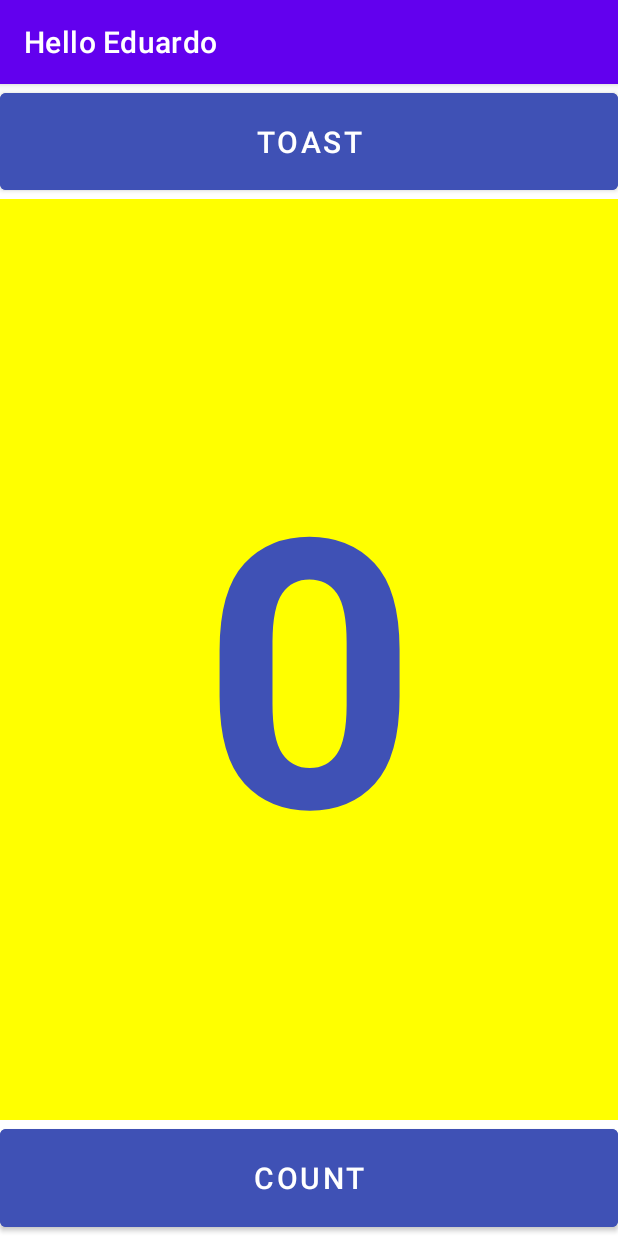
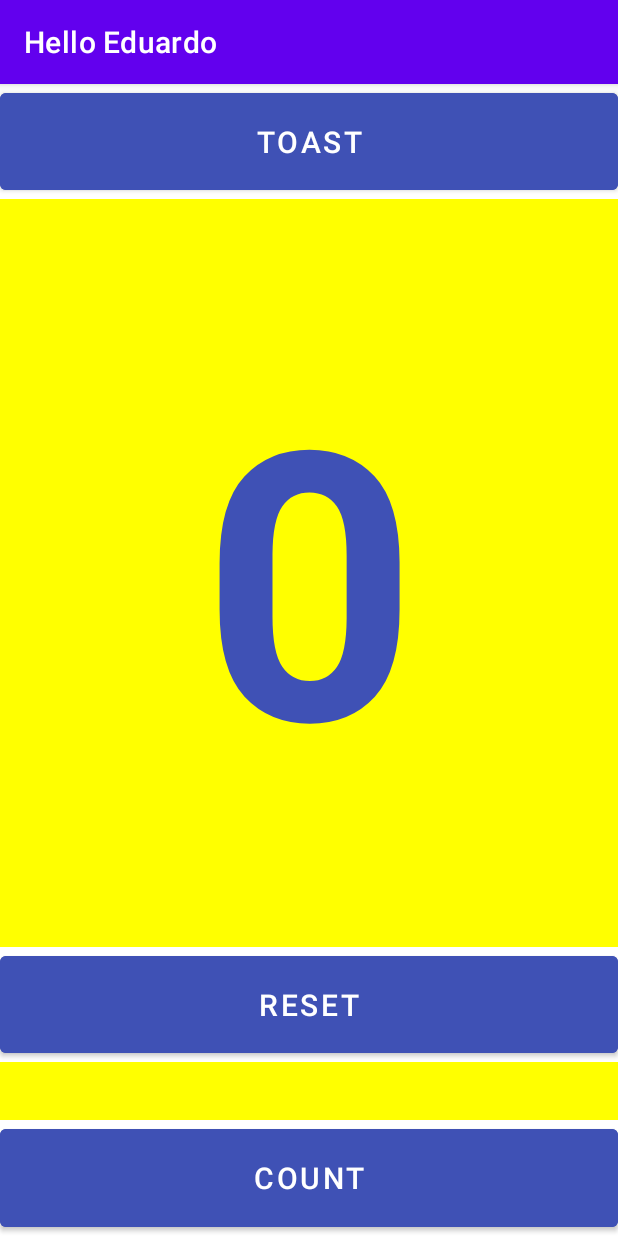
Before and after one commit to eduardado-android-projects/dam-entregas, an Android app: the screen it shows after launch (MainActivity), on a phone screen of 412 x 824 dp. Run offline under Robolectric (Android 15) with nearby library versions, the phone set to English and light mode, and no system bars.

Commit message:
termina app con extras + huevo de pascua

```diff
--- a/Contador/app/src/main/java/com/edusoft/dam/contador/MainActivity.java
+++ b/Contador/app/src/main/java/com/edusoft/dam/contador/MainActivity.java
@@ -18,6 +18,7 @@ public class MainActivity extends AppCompatActivity implements View.OnClickListe
     private TextView textViewCartel;
     private Button btnToast;
     private Button btnCount;
+    private Button btnReset;
     //variables globales
 
 
@@ -32,8 +33,10 @@ public class MainActivity extends AppCompatActivity implements View.OnClickListe
         textViewCartel = findViewById(R.id.cartel);
         btnCount = findViewById(R.id.btnCount);
         btnToast = findViewById(R.id.btnToast);
+        btnReset = findViewById(R.id.btn_reset);
         btnCount.setOnClickListener(this);
         btnToast.setOnClickListener(this);
+        btnReset.setOnClickListener(this);
 
         loadSavedNumber();
 
@@ -52,6 +55,10 @@ public class MainActivity extends AppCompatActivity implements View.OnClickListe
         editor.apply();
     }
 
+    private void premio(){
+        Toast.makeText(this, "¡PREMIO!", Toast.LENGTH_LONG).show();
+    }
+
     @Override
     public void onClick(View v) {
         Integer valorActual = Integer.parseInt(String.valueOf(textViewCartel.getText()));
@@ -63,7 +70,14 @@ public class MainActivity extends AppCompatActivity implements View.OnClickListe
 
             textViewCartel.setText(valorIncrementado.toString());
             saveNumber(valorIncrementado); //Guarda en memoria permanente de manera inmediata
+            if(valorIncrementado == 5){
+                premio();
+            }
             //todo probar en onStop()
+        }else if(v.getId() == R.id.btn_reset){
+            Integer valorReset = 0;
+            textViewCartel.setText(valorReset.toString());
+            saveNumber(0);
         }
     }
 
--- a/Contador/app/src/main/res/layout/activity_main.xml
+++ b/Contador/app/src/main/res/layout/activity_main.xml
@@ -23,7 +23,7 @@
         android:id="@+id/cartel"
         android:layout_width="match_parent"
         android:layout_height="0dp"
-        android:layout_weight="80"
+        android:layout_weight="65"
         android:background="@color/yellow"
         android:text="0"
         android:textColor="@color/blue"
@@ -31,14 +31,27 @@
         android:textStyle="bold"
         android:gravity="center_vertical|center_horizontal"/>
     <Button
+            android:id="@+id/btn_reset"
+            android:layout_width="match_parent"
+            android:layout_height="0dp"
+            android:layout_weight="10"
+            android:backgroundTint="@color/blue"
+            android:text="RESET"
+            android:textSize="20dp"/>
+    <View
+            android:layout_width="match_parent"
+            android:layout_height="0dp"
+            android:layout_weight="5"
+            android:background="@color/yellow"/>
+
+    <Button
         android:id="@+id/btnCount"
         android:layout_width="match_parent"
         android:layout_height="0dp"
         android:layout_weight="10"
         android:backgroundTint="@color/blue"
         android:text="COUNT"
-        android:textSize="20dp"
-        />
+        android:textSize="20dp"/>
 
 
 </LinearLayout>
```
